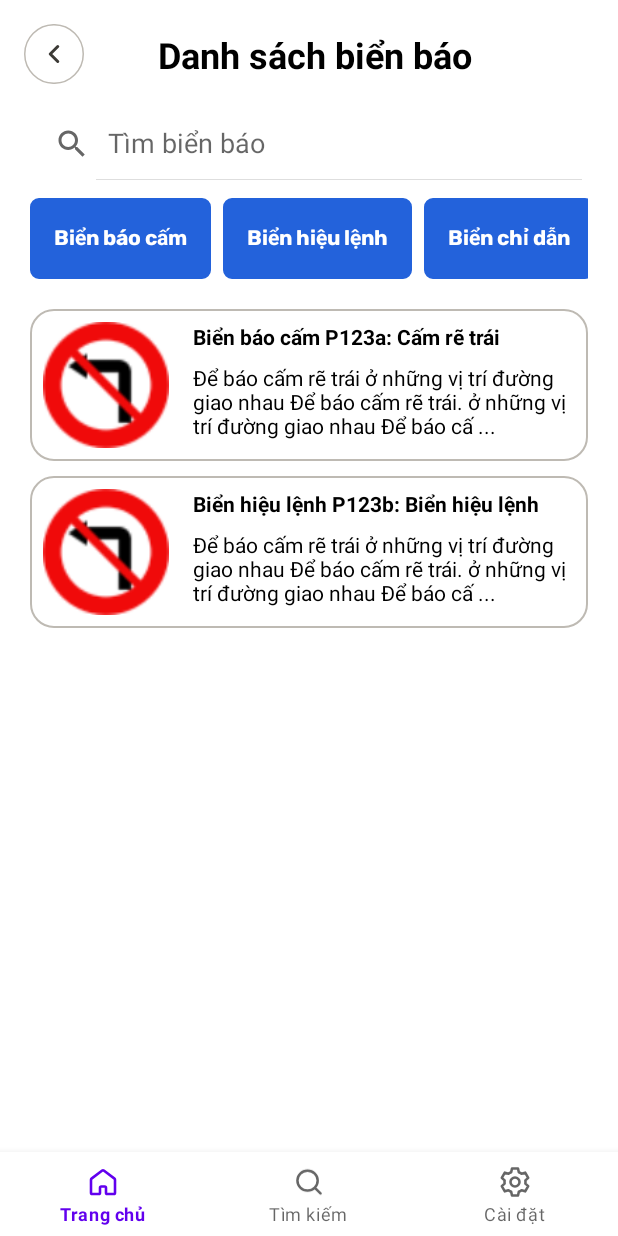
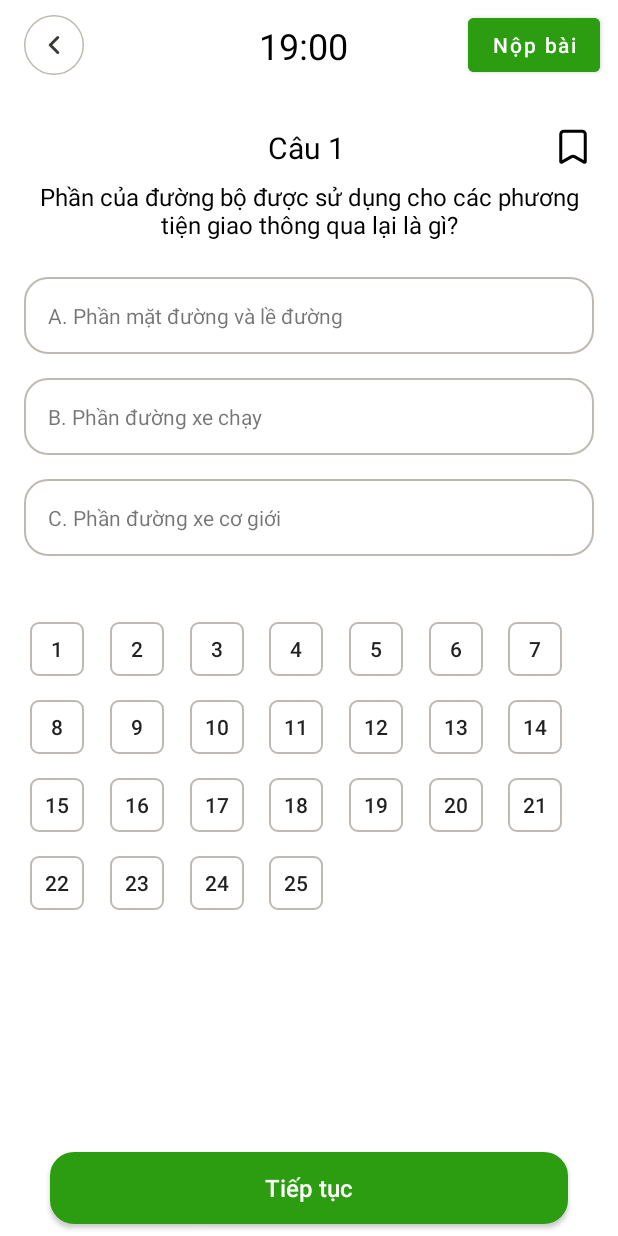
Before and after one commit to xdnuos/ThiBangLai, an Android app: the screen it shows after launch (BienBaoActivity before the commit, CauHoiActivity after it), on a phone screen of 412 x 824 dp. Run offline under Robolectric (Android 15) with nearby library versions, the phone set to English and light mode, and no system bars.

Commit message:
add code cau_hoi_actitity

```diff
--- a/app/src/main/AndroidManifest.xml
+++ b/app/src/main/AndroidManifest.xml
@@ -20,7 +20,7 @@
             android:name=".ui.DetailLawActivity"
             android:exported="false" />
         <activity
-            android:name=".ui.BienBaoActivity"
+            android:name=".ui.CauHoiActivity"
             android:exported="true">
             <intent-filter>
                 <action android:name="android.intent.action.MAIN" />
--- /dev/null
+++ b/app/src/main/java/com/example/thibanglai/adapter/ListCauHoiAdapter.java
@@ -0,0 +1,77 @@
+package com.example.thibanglai.adapter;
+
+import static com.example.thibanglai.setting.MyApplication.nameDB;
+import static com.example.thibanglai.ui.BienBaoActivity.searchView;
+
+import android.content.Context;
+import android.view.LayoutInflater;
+import android.view.View;
+import android.view.ViewGroup;
+import android.widget.TextView;
+
+import androidx.annotation.NonNull;
+import androidx.recyclerview.widget.RecyclerView;
+
+import com.example.thibanglai.R;
+import com.example.thibanglai.database.Database;
+import com.example.thibanglai.interf.IItemClick;
+
+import java.util.List;
+
+public class ListCauHoiAdapter extends RecyclerView.Adapter<ListCauHoiAdapter.ListCauHoiViewHolder> {
+
+    Context context;
+    List<String> listCauHoi;
+    Database database;
+
+    public ListCauHoiAdapter(Context context, List<String> listCauHoi) {
+        this.context = context;
+        this.listCauHoi = listCauHoi;
+        database = new Database(context,nameDB,null,1);
+    }
+
+    @NonNull
+    @Override
+    public ListCauHoiViewHolder onCreateViewHolder(@NonNull ViewGroup parent, int viewType) {
+        View view = LayoutInflater.from(context).inflate(R.layout.item_list_cau_hoi,parent,false);
+        return new ListCauHoiViewHolder(view);
+    }
+
+    @Override
+    public void onBindViewHolder(@NonNull ListCauHoiViewHolder holder, int position) {
+        holder.setiItemClick(new IItemClick() {
+            @Override
+            public void onClick(View view, int position) {
+                //
+            }
+        });
+        holder.textView.setText(listCauHoi.get(position));
+    }
+
+    @Override
+    public int getItemCount() {
+        if(listCauHoi ==null) return 0;
+        return listCauHoi.size();
+    }
+
+    public class ListCauHoiViewHolder extends RecyclerView.ViewHolder implements View.OnClickListener{
+
+        TextView textView;
+        IItemClick iItemClick;
+
+        public void setiItemClick(IItemClick iItemClick){
+            this.iItemClick = iItemClick;
+        }
+
+        public ListCauHoiViewHolder(@NonNull View itemView) {
+            super(itemView);
+            textView = itemView.findViewById(R.id.btn_list_CH);
+            itemView.setOnClickListener(this);
+        }
+
+        @Override
+        public void onClick(View view) {
+            iItemClick.onClick(view,getAdapterPosition());
+        }
+    }
+}
--- a/app/src/main/java/com/example/thibanglai/ui/BienBaoActivity.java
+++ b/app/src/main/java/com/example/thibanglai/ui/BienBaoActivity.java
@@ -116,6 +116,5 @@ public class BienBaoActivity extends AppCompatActivity
         linearLayoutManager = new LinearLayoutManager(this, LinearLayoutManager.HORIZONTAL, false);
         rv_loaiBB.setAdapter(loaiBienBaoAdapter);
         rv_loaiBB.setLayoutManager(linearLayoutManager);
-
     }
 }
--- /dev/null
+++ b/app/src/main/java/com/example/thibanglai/ui/CauHoiActivity.java
@@ -0,0 +1,43 @@
+package com.example.thibanglai.ui;
+
+import androidx.appcompat.app.AppCompatActivity;
+import androidx.recyclerview.widget.GridLayoutManager;
+import androidx.recyclerview.widget.LinearLayoutManager;
+import androidx.recyclerview.widget.RecyclerView;
+
+import com.example.thibanglai.R;
+import com.example.thibanglai.adapter.ListCauHoiAdapter;
+import com.example.thibanglai.adapter.LoaiBienBaoAdapter;
+
+import android.os.Bundle;
+
+import java.util.ArrayList;
+import java.util.List;
+
+public class CauHoiActivity extends AppCompatActivity {
+    //Khai bao
+    public static RecyclerView rv_listCH;
+    List<String> listCH;
+    ListCauHoiAdapter listCauHoiAdapter;
+    GridLayoutManager mGridLayoutManager;
+
+    @Override
+    protected void onCreate(Bundle savedInstanceState) {
+        super.onCreate(savedInstanceState);
+        setContentView(R.layout.activity_cau_hoi);
+        set_listCH();
+    }
+    private void set_listCH(){
+        rv_listCH = findViewById(R.id.listCauHoi);
+
+        listCH = new ArrayList<>();
+        for (int CH_index =1; CH_index<=25; CH_index++){
+            listCH.add(String.valueOf(CH_index));
+        }
+
+        listCauHoiAdapter = new ListCauHoiAdapter(this,listCH);
+        mGridLayoutManager = new GridLayoutManager(this,7);
+        rv_listCH.setAdapter(listCauHoiAdapter);
+        rv_listCH.setLayoutManager(mGridLayoutManager);
+    }
+}
--- a/app/src/main/java/com/example/thibanglai/ui/DetailBienBaoActivity.java
+++ b/app/src/main/java/com/example/thibanglai/ui/DetailBienBaoActivity.java
@@ -12,6 +12,7 @@ import android.widget.ImageButton;
 import android.widget.ImageView;
 import android.widget.ListView;
 import android.widget.TextView;
+import android.widget.Toast;
 
 import com.example.thibanglai.R;
 import com.example.thibanglai.adapter.BienBaoAdapter;
--- /dev/null
+++ b/app/src/main/res/layout/activity_cau_hoi.xml
@@ -0,0 +1,168 @@
+<?xml version="1.0" encoding="utf-8"?>
+<androidx.constraintlayout.widget.ConstraintLayout xmlns:android="http://schemas.android.com/apk/res/android"
+    android:layout_width="match_parent"
+    android:layout_height="match_parent"
+    xmlns:app="http://schemas.android.com/apk/res-auto"
+    xmlns:tools="http://schemas.android.com/tools"
+    tools:context=".ui.MainActivity">
+    <androidx.constraintlayout.widget.ConstraintLayout
+        android:id="@+id/header"
+        android:layout_width="match_parent"
+        android:layout_height="wrap_content"
+        android:orientation="horizontal"
+        app:layout_constraintTop_toTopOf="parent">
+
+        <ImageButton
+            android:id="@+id/imageButton"
+            android:layout_width="wrap_content"
+            android:layout_height="wrap_content"
+            android:layout_marginHorizontal="16dp"
+            android:background="@drawable/ic_previos_button_48px"
+            app:layout_constraintBottom_toBottomOf="parent"
+            app:layout_constraintStart_toStartOf="parent"
+            app:layout_constraintTop_toTopOf="parent" />
+        <TextView
+            android:layout_width="wrap_content"
+            android:layout_height="wrap_content"
+            android:text="19:00"
+            android:textColor="@color/black"
+            android:textSize="24dp"
+            android:layout_marginLeft="36dp"
+            app:layout_constraintBottom_toBottomOf="parent"
+            app:layout_constraintEnd_toStartOf="@+id/appCompatButton"
+            app:layout_constraintStart_toEndOf="@+id/imageButton"
+            app:layout_constraintTop_toTopOf="parent" />
+
+        <com.google.android.material.button.MaterialButton
+            android:id="@+id/appCompatButton"
+            android:layout_width="wrap_content"
+            android:layout_height="wrap_content"
+            android:text="Nộp bài"
+            android:textColor="@color/white"
+            android:textAllCaps="false"
+            android:layout_marginRight="12dp"
+            android:backgroundTint="@color/primary_green"
+            android:layout_marginVertical="6dp"
+            app:layout_constraintBottom_toBottomOf="parent"
+            app:layout_constraintEnd_toEndOf="parent"
+            app:layout_constraintTop_toTopOf="parent"/>
+    </androidx.constraintlayout.widget.ConstraintLayout>
+
+    <LinearLayout
+        android:layout_width="match_parent"
+        android:layout_height="wrap_content"
+        android:orientation="vertical"
+        android:layout_marginTop="24dp"
+        app:layout_constraintTop_toBottomOf="@+id/header">
+
+        <LinearLayout
+            android:layout_width="match_parent"
+            android:layout_height="wrap_content"
+            android:orientation="vertical"
+            android:paddingHorizontal="16dp">
+
+            <androidx.constraintlayout.widget.ConstraintLayout
+                android:layout_width="match_parent"
+                android:layout_height="wrap_content">
+
+                <TextView
+                    android:layout_width="wrap_content"
+                    android:layout_height="wrap_content"
+                    android:layout_marginLeft="24dp"
+                    android:text="Câu 1"
+                    android:textColor="@color/black"
+                    android:textSize="20dp"
+                    app:layout_constraintBottom_toBottomOf="parent"
+                    app:layout_constraintEnd_toStartOf="@+id/imageButton2"
+                    app:layout_constraintStart_toStartOf="parent"
+                    app:layout_constraintTop_toTopOf="parent" />
+
+                <androidx.appcompat.widget.AppCompatImageButton
+                    android:id="@+id/imageButton2"
+                    android:layout_width="wrap_content"
+                    android:layout_height="wrap_content"
+                    android:background="@null"
+                    android:src="@drawable/ic_save"
+                    app:layout_constraintBottom_toBottomOf="parent"
+                    app:layout_constraintEnd_toEndOf="parent"
+                    app:layout_constraintTop_toTopOf="parent" />
+            </androidx.constraintlayout.widget.ConstraintLayout>
+
+            <TextView
+                android:layout_width="wrap_content"
+                android:layout_height="wrap_content"
+                android:layout_marginVertical="8dp"
+                android:gravity="center"
+                android:text="Phần của đường bộ được sử dụng cho các phương tiện giao thông qua lại là gì?"
+                android:textColor="@color/black"
+                android:textSize="16dp" />
+
+            <ImageView
+                android:layout_width="wrap_content"
+                android:layout_height="wrap_content"
+                android:layout_gravity="center"
+                android:adjustViewBounds="true"
+                android:maxHeight="180dp"
+                android:src="@null" />
+        </LinearLayout>
+
+        <LinearLayout
+            android:layout_width="match_parent"
+            android:layout_height="wrap_content"
+            android:orientation="vertical">
+
+            <TextView
+                android:layout_width="match_parent"
+                android:layout_height="wrap_content"
+                android:layout_marginHorizontal="16dp"
+                android:layout_marginTop="16dp"
+                android:background="@drawable/btn_line"
+                android:padding="16dp"
+                android:text="A. Phần mặt đường và lề đường" />
+
+            <TextView
+                android:layout_width="match_parent"
+                android:layout_height="wrap_content"
+                android:layout_marginHorizontal="16dp"
+                android:layout_marginTop="16dp"
+                android:background="@drawable/btn_line"
+                android:padding="16dp"
+                android:text="B. Phần đường xe chạy" />
+
+            <TextView
+                android:layout_width="match_parent"
+                android:layout_height="wrap_content"
+                android:layout_marginHorizontal="16dp"
+                android:layout_marginTop="16dp"
+                android:background="@drawable/btn_line"
+                android:padding="16dp"
+                android:text="C. Phần đường xe cơ giới" />
+        </LinearLayout>
+        <androidx.recyclerview.widget.RecyclerView
+            android:id="@+id/listCauHoi"
+            android:layout_width="match_parent"
+            android:layout_height="wrap_content"
+            android:layout_marginHorizontal="20dp"
+            android:background="@color/white"
+            android:layout_marginTop="36dp" />
+
+    </LinearLayout>
+
+    <androidx.appcompat.widget.AppCompatButton
+        android:id="@+id/btn_next"
+        android:layout_width="match_parent"
+        android:layout_height="wrap_content"
+        android:layout_marginVertical="8dp"
+        android:layout_marginHorizontal="33dp"
+        android:background="@drawable/home_button"
+        android:backgroundTint="@color/primary_green"
+        android:textColor="@color/white"
+        android:text="Tiếp tục"
+        android:textAllCaps="false"
+        android:textSize="16dp"
+        app:layout_constraintBottom_toBottomOf="parent"
+        app:layout_constraintEnd_toEndOf="parent"
+        app:layout_constraintStart_toStartOf="parent" />
+
+
+</androidx.constraintlayout.widget.ConstraintLayout>
--- /dev/null
+++ b/app/src/main/res/layout/item_list_cau_hoi.xml
@@ -0,0 +1,21 @@
+<?xml version="1.0" encoding="utf-8"?>
+<androidx.constraintlayout.widget.ConstraintLayout xmlns:android="http://schemas.android.com/apk/res/android"
+    xmlns:app="http://schemas.android.com/apk/res-auto"
+    xmlns:tools="http://schemas.android.com/tools"
+    android:layout_width="wrap_content"
+    android:background="@color/white"
+    android:layout_marginEnd="8dp"
+    android:layout_height="wrap_content">
+
+        <androidx.appcompat.widget.AppCompatButton
+            android:id="@+id/btn_list_CH"
+            android:layout_width="36dp"
+            android:layout_height="36dp"
+            android:layout_margin="8dp"
+            android:layout_marginEnd="4dp"
+            android:background="@drawable/btn_cauhoi"
+            android:text="3"
+            app:layout_constraintBottom_toBottomOf="parent"
+            app:layout_constraintEnd_toEndOf="parent"
+            app:layout_constraintTop_toTopOf="parent" />
+</androidx.constraintlayout.widget.ConstraintLayout>
--- a/app/src/main/res/layout/layout_detail_bien_bao.xml
+++ b/app/src/main/res/layout/layout_detail_bien_bao.xml
@@ -55,6 +55,7 @@
                 android:layout_width="200dp"
                 android:layout_height="200dp"
                 android:layout_gravity="center"
+                android:src="@drawable/cam_re_trai"
                 android:id="@+id/CTBB_iv_BB" />
             <LinearLayout
                 android:layout_width="match_parent"
--- /dev/null
+++ b/app/src/main/res/values/style.xml
@@ -0,0 +1,6 @@
+<?xml version="1.0" encoding="utf-8"?>
+<resources>
+    <style name="btnListCauhoi">
+
+    </style>
+</resources>
```
Also changed, not shown: app/src/main/res/layout/cau_hoi.xml (deleted, +0 -212 lines).
